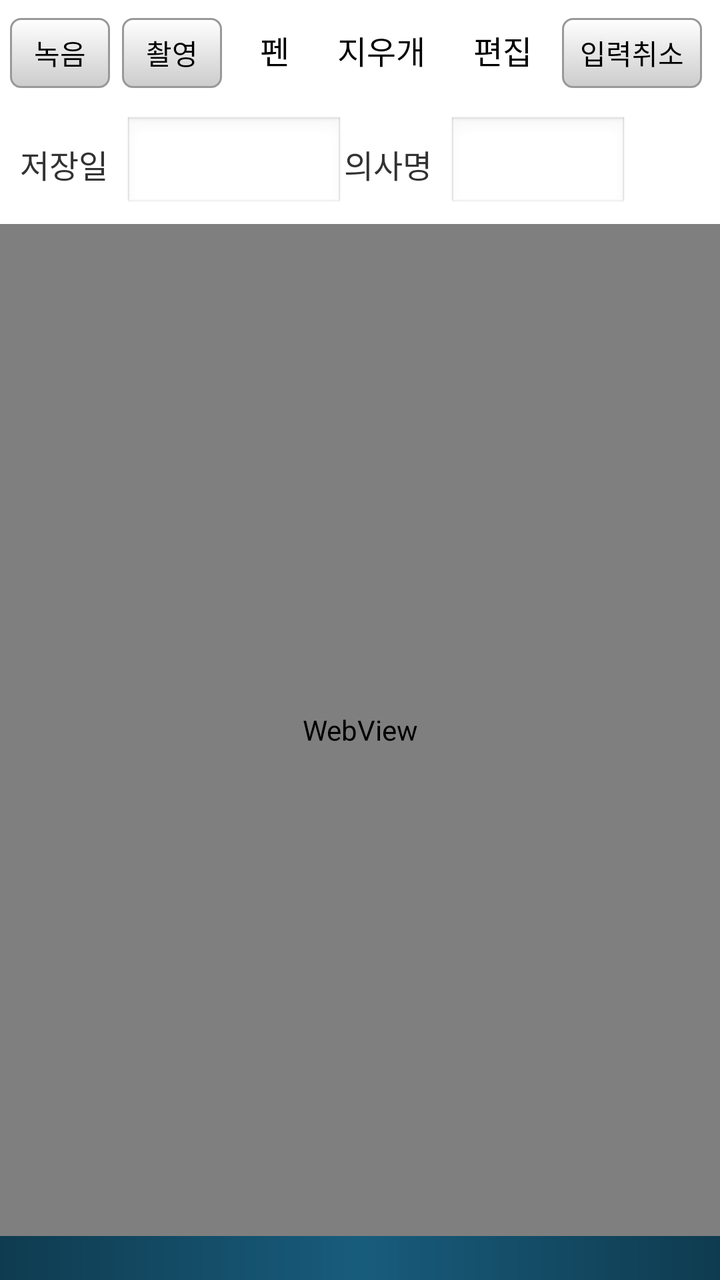
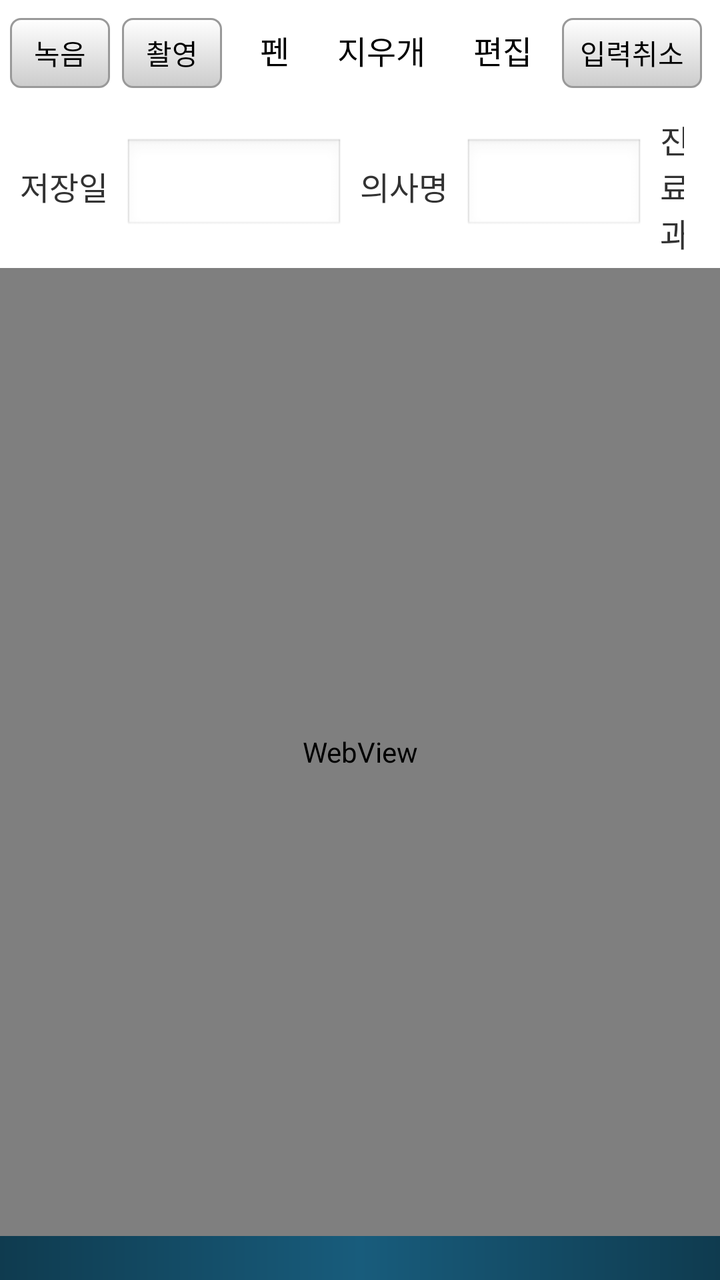

Screens rendered from an Android XML layout before and after an edit, with the pre-edit source and the edit as a unified diff.
<!-- AndroidManifest.xml: application theme AppTheme -->
<!-- res/layout/consent_form.xml -->
<?xml version="1.0" encoding="utf-8"?>
<LinearLayout xmlns:android="http://schemas.android.com/apk/res/android"
    android:id="@+id/main_layout"
    android:layout_width="fill_parent"
    android:layout_height="fill_parent"
    android:orientation="vertical">
    
    <LinearLayout 
        android:layout_width="fill_parent"
        android:layout_height="1dip"
        android:background="@android:color/white">
    </LinearLayout>















    





    <LinearLayout
        android:id="@+id/button_layout"
	    android:layout_width="fill_parent"
	    android:layout_height="50dip"
	    android:orientation="horizontal">
        
	    <Button
	        android:id="@+id/record_button"
	        android:layout_width="50dip"
	        android:layout_height="fill_parent"
	        android:layout_marginLeft="5dip"
	        android:layout_marginRight="3dip"
	        android:layout_marginTop="8dip"
	        android:layout_marginBottom="7dip"
            android:minWidth="@dimen/button_min_width"
	        android:background="@drawable/selector_button_background"
	        android:text="녹음" 
	        />
        <Button
            android:id="@+id/pic_button"
            android:layout_width="50dip"
            android:layout_height="fill_parent"
            android:layout_marginLeft="3dip"
            android:layout_marginRight="7dip"
            android:layout_marginTop="8dip"
            android:layout_marginBottom="7dip"
            android:minWidth="@dimen/button_min_width"
            android:background="@drawable/selector_button_background"
            android:text="촬영" 
            />
	    <RadioGroup 
	        android:id="@+id/pen_group"
	        android:layout_width="wrap_content"
	        android:layout_height="wrap_content"
	        android:layout_gravity="center_vertical"
	        android:orientation="horizontal"
	        >
	        <RadioButton
	            android:id="@+id/radio_pen"
	            android:layout_width="wrap_content"
	            android:layout_height="wrap_content"
				android:button="@null"
				android:background="@drawable/radio_underline_selector"
				android:paddingLeft="12dp"
				android:paddingRight="12dp"
				android:paddingTop="6dp"
				android:paddingBottom="8dp"
				android:minHeight="40dp"
				android:gravity="center"
	            android:text="펜"
	            android:checked="true" />
	        <RadioButton
	            android:id="@+id/radio_eraser"
	            android:layout_width="wrap_content"
	            android:layout_height="wrap_content"
				android:button="@null"
				android:background="@drawable/radio_underline_selector"
				android:paddingLeft="12dp"
				android:paddingRight="12dp"
				android:paddingTop="6dp"
				android:paddingBottom="8dp"
				android:minHeight="40dp"
				android:gravity="center"
	            android:text="지우개" />
	        <RadioButton
	            android:id="@+id/radio_edit"
	            android:layout_width="wrap_content"
	            android:layout_height="wrap_content"
				android:button="@null"
				android:background="@drawable/radio_underline_selector"
				android:paddingLeft="12dp"
				android:paddingRight="12dp"
				android:paddingTop="6dp"
				android:paddingBottom="8dp"
				android:minHeight="40dp"
				android:gravity="center"
	            android:text="편집" />
	    </RadioGroup>
        <Button
            android:id="@+id/undo_sign_button"
            android:layout_width="70dip"
            android:layout_height="fill_parent"
            android:layout_marginLeft="3dip"
            android:layout_marginRight="7dip"
            android:layout_marginTop="8dip"
            android:layout_marginBottom="7dip"
            android:minWidth="@dimen/button_min_width"
            android:background="@drawable/selector_button_background"
            android:text="입력취소" 
            />
	    <Spinner
	        android:id="@+id/pen_width_spinner"
	        android:layout_width="wrap_content"
	        android:layout_height="45dip"
	        android:layout_marginTop="5dip"
	        android:layout_marginRight="5dip"
	        android:drawSelectorOnTop="false" />
        <Spinner
            android:id="@+id/eraser_width_spinner"
            android:layout_width="wrap_content"
            android:layout_height="45dip"
            android:layout_marginTop="5dip"
            android:layout_marginRight="5dip"
            android:drawSelectorOnTop="false" />
        <Spinner
            android:id="@+id/pen_color_spinner"
            android:layout_width="wrap_content"
            android:layout_height="45dip"
            android:layout_marginTop="5dip"
            android:layout_marginRight="5dip"
            android:drawSelectorOnTop="false" />
        <HorizontalScrollView
            android:layout_width="wrap_content"
            android:layout_height="fill_parent"
        >
        <RadioGroup 
            android:id="@+id/page_group"
            android:layout_width="wrap_content"
            android:layout_height="wrap_content"
            android:layout_gravity="center_vertical"
            android:orientation="horizontal"
            >
            <RadioButton
                android:id="@+id/page_1"
				android:layout_width="wrap_content"
				android:layout_height="wrap_content"
				android:minWidth="42dp"
				android:minHeight="42dp"
				android:button="@null"
				android:background="@drawable/radio_underline_selector"
				android:gravity="center"
				android:padding="0dp"
				android:text="1 "
                android:checked="true" />
            <RadioButton
                android:id="@+id/page_2"
				android:layout_width="wrap_content"
				android:layout_height="wrap_content"
				android:minWidth="42dp"
				android:minHeight="42dp"
				android:button="@null"
				android:background="@drawable/radio_underline_selector"
				android:gravity="center"
				android:padding="0dp"
                android:text="2 " />
            <RadioButton
                android:id="@+id/page_3"
				android:layout_width="wrap_content"
				android:layout_height="wrap_content"
				android:minWidth="42dp"
				android:minHeight="42dp"
				android:button="@null"
				android:background="@drawable/radio_underline_selector"
				android:gravity="center"
				android:padding="0dp"
                android:text="3 " />
            <RadioButton
                android:id="@+id/page_4"
				android:layout_width="wrap_content"
				android:layout_height="wrap_content"
				android:minWidth="42dp"
				android:minHeight="42dp"
				android:button="@null"
				android:background="@drawable/radio_underline_selector"
				android:gravity="center"
				android:padding="0dp"
                android:text="4 " />
            <RadioButton
                android:id="@+id/page_5"
				android:layout_width="wrap_content"
				android:layout_height="wrap_content"
				android:minWidth="42dp"
				android:minHeight="42dp"
				android:button="@null"
				android:background="@drawable/radio_underline_selector"
				android:gravity="center"
				android:padding="0dp"
                android:text="5 " />
            <RadioButton
                android:id="@+id/page_6"
				android:layout_width="wrap_content"
				android:layout_height="wrap_content"
				android:minWidth="42dp"
				android:minHeight="42dp"
				android:button="@null"
				android:background="@drawable/radio_underline_selector"
				android:gravity="center"
				android:padding="0dp"
                android:text="6 " />
            <RadioButton
                android:id="@+id/page_7"
				android:layout_width="wrap_content"
				android:layout_height="wrap_content"
				android:minWidth="42dp"
				android:minHeight="42dp"
				android:button="@null"
				android:background="@drawable/radio_underline_selector"
				android:gravity="center"
				android:padding="0dp"
                android:text="7 " />
            <RadioButton
                android:id="@+id/page_8"
				android:layout_width="wrap_content"
				android:layout_height="wrap_content"
				android:minWidth="42dp"
				android:minHeight="42dp"
				android:button="@null"
				android:background="@drawable/radio_underline_selector"
				android:gravity="center"
				android:padding="0dp"
                android:text="8 " />
            <RadioButton
                android:id="@+id/page_9"
				android:layout_width="wrap_content"
				android:layout_height="wrap_content"
				android:minWidth="42dp"
				android:minHeight="42dp"
				android:button="@null"
				android:background="@drawable/radio_underline_selector"
				android:gravity="center"
				android:padding="0dp"
                android:text="9 " />
			<RadioButton
				android:id="@+id/page_10"
				android:layout_width="wrap_content"
				android:layout_height="wrap_content"
				android:minWidth="42dp"
				android:minHeight="42dp"
				android:button="@null"
				android:background="@drawable/radio_underline_selector"
				android:gravity="center"
				android:padding="0dp"
				android:text="10 " />
			<RadioButton
				android:id="@+id/page_11"
				android:layout_width="wrap_content"
				android:layout_height="wrap_content"
				android:minWidth="42dp"
				android:minHeight="42dp"
				android:button="@null"
				android:background="@drawable/radio_underline_selector"
				android:gravity="center"
				android:padding="0dp"
				android:text="11 " />
			<RadioButton
				android:id="@+id/page_12"
				android:layout_width="wrap_content"
				android:layout_height="wrap_content"
				android:minWidth="42dp"
				android:minHeight="42dp"
				android:button="@null"
				android:background="@drawable/radio_underline_selector"
				android:gravity="center"
				android:padding="0dp"
				android:text="12 " />
			<RadioButton
				android:id="@+id/page_13"
				android:layout_width="wrap_content"
				android:layout_height="wrap_content"
				android:minWidth="42dp"
				android:minHeight="42dp"
				android:button="@null"
				android:background="@drawable/radio_underline_selector"
				android:gravity="center"
				android:padding="0dp"
				android:text="13 " />
			<RadioButton
				android:id="@+id/page_14"
				android:layout_width="wrap_content"
				android:layout_height="wrap_content"
				android:minWidth="42dp"
				android:minHeight="42dp"
				android:button="@null"
				android:background="@drawable/radio_underline_selector"
				android:gravity="center"
				android:padding="0dp"
				android:text="14 " />
			<RadioButton
				android:id="@+id/page_15"
				android:layout_width="wrap_content"
				android:layout_height="wrap_content"
				android:minWidth="42dp"
				android:minHeight="42dp"
				android:button="@null"
				android:background="@drawable/radio_underline_selector"
				android:gravity="center"
				android:padding="0dp"
				android:text="15 " />
        </RadioGroup>
        </HorizontalScrollView>
    </LinearLayout>
	
	<LinearLayout
		android:layout_width="fill_parent"
		android:layout_height="1dip"
		android:background="@android:color/white">
	</LinearLayout>
	
	<LinearLayout
		android:id="@+id/add_button_layout"
		android:layout_width="fill_parent"
		android:layout_height="wrap_content"
		android:orientation="vertical"
		android:paddingLeft="10dip"
		android:paddingRight="10dip"
		android:paddingTop="6dip"
		android:paddingBottom="6dip">

		<LinearLayout
			android:layout_width="fill_parent"
			android:layout_height="wrap_content"
			android:orientation="horizontal"
			android:gravity="center_vertical">

			<TextView
				android:layout_width="wrap_content"
				android:layout_height="wrap_content"
				android:text="저장일"
				android:textSize="@dimen/normal_text_size"
				android:layout_marginRight="8dip" />

			<EditText
				android:id="@+id/apply_exdt"
				android:layout_width="110dip"
				android:layout_height="wrap_content"
				android:inputType="number"
				android:maxLength="8"
				android:singleLine="true"
				android:textSize="@dimen/normal_text_size"
				android:padding="6dip" />

			<TextView
				android:id="@+id/apply_drnm_label"
				android:layout_width="wrap_content"
				android:layout_height="wrap_content"
				android:text="의사명"
				android:textSize="@dimen/normal_text_size"
				android:layout_marginRight="8dip" />

			<EditText
				android:id="@+id/apply_drnm"
				android:layout_width="90dip"
				android:layout_height="wrap_content"
				android:singleLine="true"
				android:textSize="@dimen/normal_text_size"
				android:padding="6dip" />

		</LinearLayout>
	</LinearLayout>
	
    <LinearLayout
	    android:id="@+id/view_layout"
	    android:layout_width="fill_parent"
	    android:layout_height="fill_parent"
	    android:layout_weight="1"
	    android:orientation="vertical">
	    <WebView 
		    android:id="@+id/certificate_view"
		    android:layout_width="fill_parent"
		    android:layout_height="fill_parent"
		    android:background="#FF000000"
		/>
	</LinearLayout>
    





    
    <LinearLayout
        android:id="@+id/bottom_layout"
        android:orientation="horizontal"
        android:layout_width="fill_parent"
        android:layout_height="22dip"
        android:background="@drawable/shape_navi_bg"
        >
        <TextView
            android:id="@+id/bottomInfoTextView"
            android:layout_width="wrap_content"
            android:layout_height="fill_parent"
            android:layout_margin="10dip"
            android:textColor="@color/titleforeground"
            android:textSize="@dimen/normal_text_size"
            />
    </LinearLayout>
    





</LinearLayout>
<!-- resources referenced by this layout -->
<resources>
  <color name="titleforeground">#FFFFFFFF</color>
  <dimen name="button_min_width">50dip</dimen>
  <dimen name="normal_text_size">16dip</dimen>
  <!-- drawable radio_underline_selector (drawable) -->
  <?xml version="1.0" encoding="utf-8"?>
  <selector xmlns:android="http://schemas.android.com/apk/res/android">
  
      
      <item android:state_checked="true">
          <layer-list>
              
              <item>
                  <shape android:shape="rectangle">
                      <solid android:color="@android:color/transparent"/>
                  </shape>
              </item>
  
              
              <item android:gravity="bottom">
                  <shape android:shape="rectangle">
                      <size android:height="2dp"/>
                      <solid android:color="#FFFFFF"/>
                  </shape>
              </item>
          </layer-list>
      </item>
  
      
      <item>
          <shape android:shape="rectangle">
              <solid android:color="@android:color/transparent"/>
          </shape>
      </item>
  
  </selector>
  <!-- drawable selector_button_background (drawable) -->
  <?xml version="1.0" encoding="utf-8"?>
  <selector xmlns:android="http://schemas.android.com/apk/res/android">
      <item
          android:state_focused="true"
          android:drawable="@drawable/shape_button_focus">
      </item>
      <item
          android:state_pressed="true"
          android:drawable="@drawable/shape_button_pressed">
      </item>
      <item
          android:drawable="@drawable/shape_button_normal">
      </item>
  </selector>
  <!-- drawable shape_navi_bg (drawable) -->
  <shape xmlns:android="http://schemas.android.com/apk/res/android"
      android:shape="rectangle">
  
  
  
  
  
      <gradient 
          android:startColor="@color/temr_titlebackground" 
          android:centerColor="#185c7c"
          android:endColor="@color/temr_titlebackground"
          android:angle="0" />
  </shape>
  <style name="AppTheme" parent="AppBaseTheme">
          
      </style>
  <!-- drawable shape_button_focus (drawable) -->
  <?xml version="1.0" encoding="utf-8"?>
  <shape xmlns:android="http://schemas.android.com/apk/res/android"
      android:shape="rectangle">
      <gradient
          android:startColor="#ffffff"
          android:endColor="#ffffff"
          android:angle="-90"/>
      <stroke
          android:width="1dip"
          android:color="#999999"/>
      <corners 
          android:radius="5dip" />
  </shape>
  <!-- drawable shape_button_pressed (drawable) -->
  <?xml version="1.0" encoding="utf-8"?>
  <shape xmlns:android="http://schemas.android.com/apk/res/android"
      android:shape="rectangle">
  
  
  
  
      <gradient
          android:startColor="#87c3fa"
          android:endColor="#00bfff"
          android:angle="90"/>
      <stroke
          android:width="1dip"
          android:color="#999999"/>
      <corners 
          android:radius="5dip" />
  </shape>
  <!-- drawable shape_button_normal (drawable) -->
  <?xml version="1.0" encoding="utf-8"?>
  <shape xmlns:android="http://schemas.android.com/apk/res/android"
      android:shape="rectangle">
      <gradient
          android:startColor="#ffffff"
          android:endColor="#cccccc"
          android:angle="-90"/>
      <stroke
          android:width="1dip"
          android:color="#999999"/>
      <corners 
          android:radius="5dip" />
  </shape>
  <color name="temr_titlebackground">#0f3b4f</color>
  <style name="AppBaseTheme" parent="android:Theme.Light">
          
      </style>
</resources>

<!-- the commit's change to res/layout/consent_form.xml (unified diff, before → after) -->
@@ -362,16 +362,36 @@
 				android:textSize="@dimen/normal_text_size"
 				android:padding="6dip" />
 
+			
 			<TextView
 				android:id="@+id/apply_drnm_label"
 				android:layout_width="wrap_content"
 				android:layout_height="wrap_content"
 				android:text="의사명"
 				android:textSize="@dimen/normal_text_size"
+				android:layout_marginLeft="8dip"
 				android:layout_marginRight="8dip" />
 
 			<EditText
 				android:id="@+id/apply_drnm"
+				android:layout_width="90dip"
+				android:layout_height="wrap_content"
+				android:singleLine="true"
+				android:textSize="@dimen/normal_text_size"
+				android:padding="6dip" />
+
+			
+			<TextView
+				android:id="@+id/apply_dptnm_label"
+				android:layout_width="wrap_content"
+				android:layout_height="wrap_content"
+				android:text="진료과"
+				android:textSize="@dimen/normal_text_size"
+				android:layout_marginLeft="8dip"
+				android:layout_marginRight="8dip" />
+
+			<EditText
+				android:id="@+id/apply_dptnm"
 				android:layout_width="90dip"
 				android:layout_height="wrap_content"
 				android:singleLine="true"
